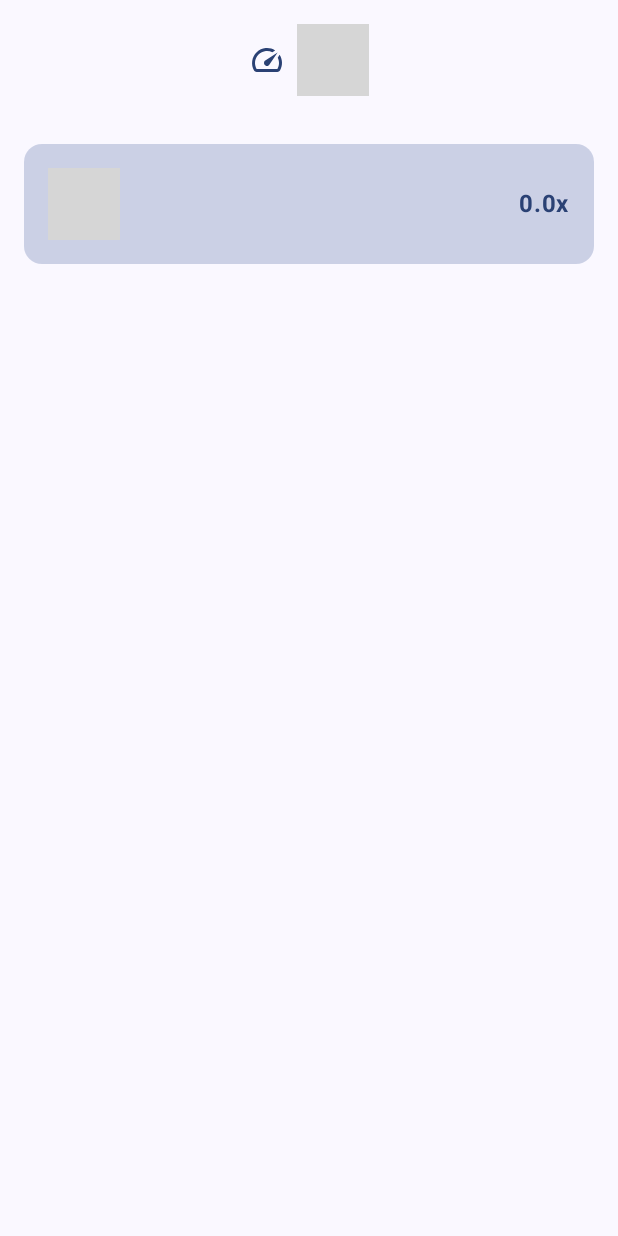
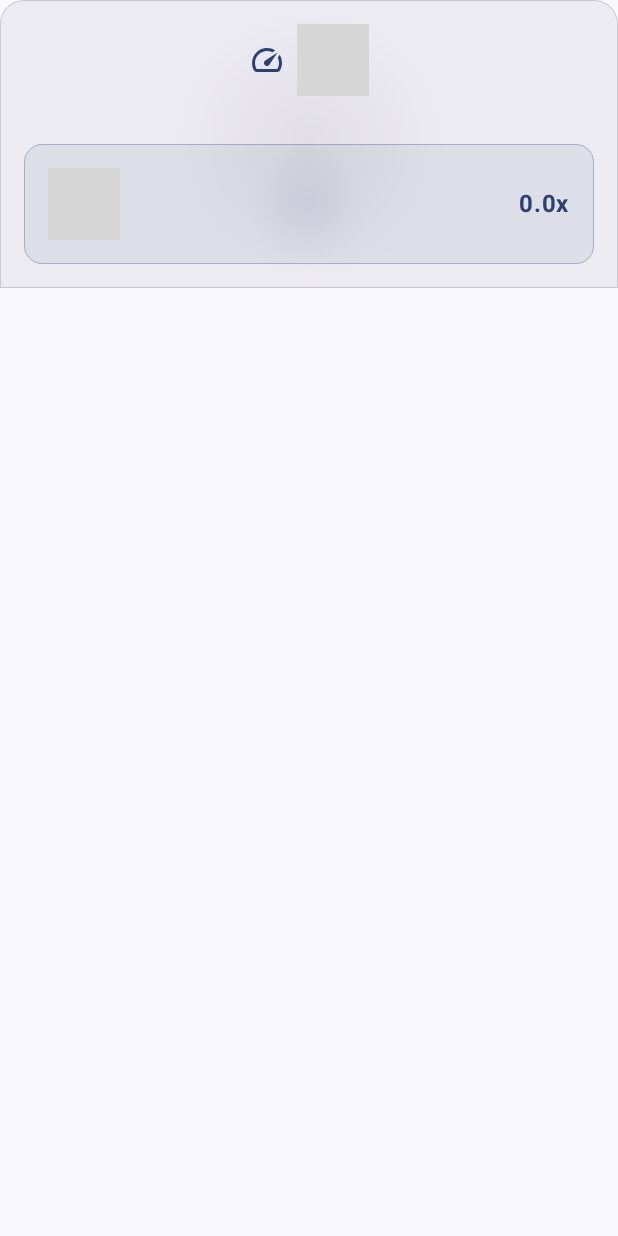
Before and after one commit to abbasiandev/ExoBoostPlayer, an Android app built with Jetpack Compose: the composable SpeedControlBottomSheet called with empty values, on a phone screen of 412 x 824 dp. Run offline under Robolectric (Android 15) with nearby library versions, the phone set to English and light mode, and no system bars; 2 statements that could not run were skipped; grey boxes are pictures that could not be loaded.

Commit message:
make bottom sheet glassy

```diff
--- a/ExoBoost/src/main/java/dev/abbasian/exoboost/presentation/ui/component/ControlBottomSheet.kt
+++ b/ExoBoost/src/main/java/dev/abbasian/exoboost/presentation/ui/component/ControlBottomSheet.kt
@@ -29,10 +29,28 @@ fun SpeedControlBottomSheet(
     onDismiss: () -> Unit
 ) {
     val context = LocalContext.current
+    val isDarkTheme = androidx.compose.foundation.isSystemInDarkTheme()
+
+    val glassColor = if (isDarkTheme) Color.White else Color.Black
+    val textColor = if (isDarkTheme) Color.White else Color.Black
 
     Column(
         modifier = Modifier
             .fillMaxWidth()
+            .background(
+                brush = Brush.radialGradient(
+                    colors = listOf(
+                        glassColor.copy(alpha = 0.1f),
+                        glassColor.copy(alpha = 0.05f)
+                    )
+                ),
+                shape = RoundedCornerShape(topStart = 16.dp, topEnd = 16.dp)
+            )
+            .border(
+                width = 0.5.dp,
+                color = glassColor.copy(alpha = 0.15f),
+                shape = RoundedCornerShape(topStart = 16.dp, topEnd = 16.dp)
+            )
             .padding(16.dp)
             .clip(RoundedCornerShape(topStart = 16.dp, topEnd = 16.dp))
     ) {
@@ -54,7 +72,8 @@ fun SpeedControlBottomSheet(
             Text(
                 text = context.getString(R.string.playback_speed),
                 style = MaterialTheme.typography.headlineSmall,
-                fontWeight = FontWeight.Bold
+                fontWeight = FontWeight.Bold,
+                color = MaterialTheme.colorScheme.onSurface
             )
         }
 
@@ -78,22 +97,34 @@ fun SpeedControlBottomSheet(
         Spacer(modifier = Modifier.height(16.dp))
 
         // current speed indicator
-        Card(
-            modifier = Modifier.fillMaxWidth(),
-            colors = CardDefaults.cardColors(
-                containerColor = MaterialTheme.colorScheme.primaryContainer.copy(alpha = 0.3f)
-            )
+        Box(
+            modifier = Modifier
+                .fillMaxWidth()
+                .background(
+                    brush = Brush.radialGradient(
+                        colors = listOf(
+                            MaterialTheme.colorScheme.primary.copy(alpha = 0.15f),
+                            MaterialTheme.colorScheme.primary.copy(alpha = 0.08f)
+                        )
+                    ),
+                    shape = RoundedCornerShape(12.dp)
+                )
+                .border(
+                    width = 0.5.dp,
+                    color = MaterialTheme.colorScheme.primary.copy(alpha = 0.3f),
+                    shape = RoundedCornerShape(12.dp)
+                )
+                .padding(16.dp)
         ) {
             Row(
-                modifier = Modifier
-                    .fillMaxWidth()
-                    .padding(16.dp),
+                modifier = Modifier.fillMaxWidth(),
                 horizontalArrangement = Arrangement.SpaceBetween,
                 verticalAlignment = Alignment.CenterVertically
             ) {
                 Text(
                     text = context.getString(R.string.current_speed),
-                    style = MaterialTheme.typography.bodyLarge
+                    style = MaterialTheme.typography.bodyLarge,
+                    color = MaterialTheme.colorScheme.onSurface
                 )
                 Text(
                     text = "${currentSpeed}x",
@@ -112,24 +143,27 @@ private fun SpeedChip(
     isSelected: Boolean,
     onClick: () -> Unit
 ) {
+    val isDarkTheme = androidx.compose.foundation.isSystemInDarkTheme()
+    val glassColor = if (isDarkTheme) Color.White else Color.Black
+
     val backgroundColor = if (isSelected) {
-        Brush.linearGradient(
+        Brush.radialGradient(
             colors = listOf(
-                MaterialTheme.colorScheme.primary,
-                MaterialTheme.colorScheme.primary.copy(alpha = 0.8f)
+                MaterialTheme.colorScheme.primary.copy(alpha = 0.3f),
+                MaterialTheme.colorScheme.primary.copy(alpha = 0.15f)
             )
         )
     } else {
-        Brush.linearGradient(
+        Brush.radialGradient(
             colors = listOf(
-                Color.White.copy(alpha = 0.1f),
-                Color.White.copy(alpha = 0.05f)
+                glassColor.copy(alpha = 0.1f),
+                glassColor.copy(alpha = 0.05f)
             )
         )
     }
 
     val textColor = if (isSelected) {
-        MaterialTheme.colorScheme.onPrimary
+        MaterialTheme.colorScheme.primary
     } else {
         MaterialTheme.colorScheme.onSurface
     }
@@ -139,8 +173,12 @@ private fun SpeedChip(
             .clip(RoundedCornerShape(20.dp))
             .background(backgroundColor)
             .border(
-                width = if (isSelected) 0.dp else 1.dp,
-                color = Color.White.copy(alpha = 0.2f),
+                width = 0.5.dp,
+                color = if (isSelected) {
+                    MaterialTheme.colorScheme.primary.copy(alpha = 0.5f)
+                } else {
+                    glassColor.copy(alpha = 0.15f)
+                },
                 shape = RoundedCornerShape(20.dp)
             )
             .clickable { onClick() }
```
Also changed, not shown: ExoBoost/src/main/java/dev/abbasian/exoboost/presentation/ui/component/QualitySelectionBottomSheet.kt (+68 -22 lines).
